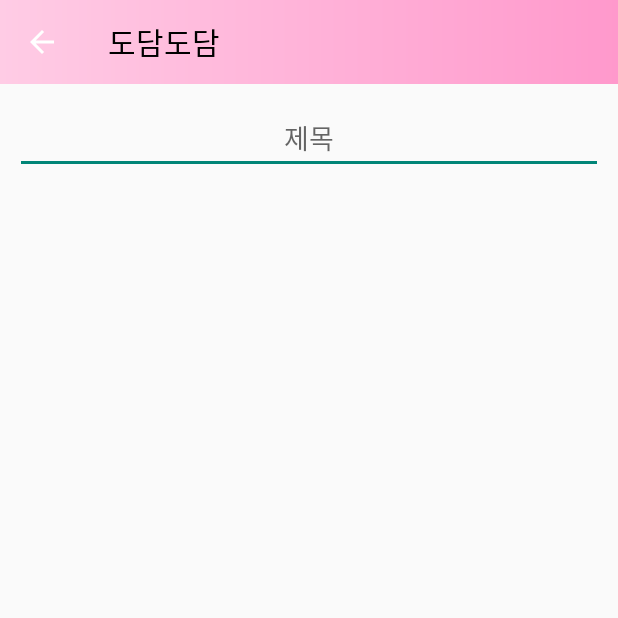
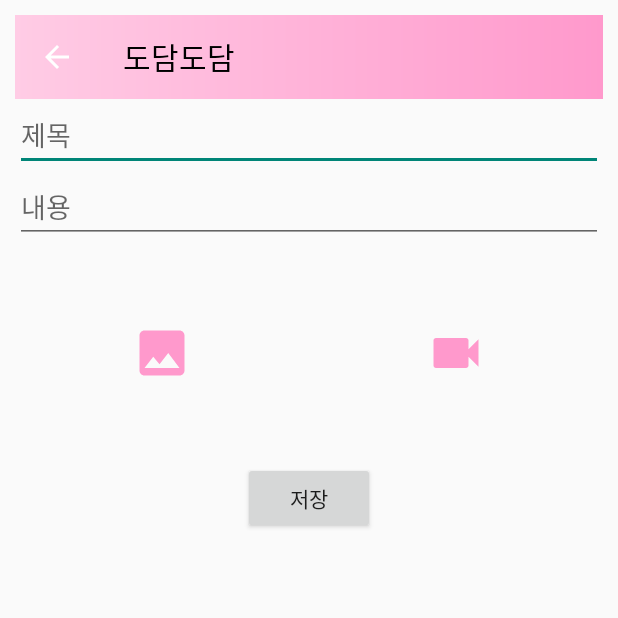
Before and after one commit to elmellamo/DoDamDoDam, an Android app: the AlbumAdd screen opened directly, with no data from a screen before it, on a phone screen of 412 x 824 dp, the top half of it. Run offline under Robolectric (Android 15) with nearby library versions, the phone set to English and light mode, and no system bars; our stand-ins replace Firebase (no records; nobody signed in at launch, a user with empty details on screens opened directly).

Commit message:
앨범 add 레이아웃 작성, 자바 파일 추가해야함, albuminfo 추가 작성

```diff
--- a/app/src/main/java/com/example/dodamdodam/activity/Login/FindLover.java
+++ b/app/src/main/java/com/example/dodamdodam/activity/Login/FindLover.java
@@ -12,7 +12,9 @@ import com.example.dodamdodam.R;
 import com.google.firebase.auth.FirebaseAuth;
 import com.google.firebase.auth.FirebaseUser;
 
-public class FindLover extends BasicActivity {
+import java.util.Objects;
+
+public class FindLover extends AppCompatActivity {
     TextView myUid;
     FirebaseUser user = FirebaseAuth.getInstance().getCurrentUser();
 
@@ -23,7 +25,7 @@ public class FindLover extends BasicActivity {
 
         androidx.appcompat.widget.Toolbar toolbar = findViewById(R.id.toolbar);
         setSupportActionBar(toolbar);
-        getSupportActionBar().setTitle("도담도담");
+        Objects.requireNonNull(getSupportActionBar()).setTitle("도담도담");
         getSupportActionBar().setDisplayHomeAsUpEnabled(true);
 
 
--- a/app/src/main/java/com/example/dodamdodam/activity/Login/SignUpActivity.java
+++ b/app/src/main/java/com/example/dodamdodam/activity/Login/SignUpActivity.java
@@ -17,7 +17,9 @@ import com.google.android.gms.tasks.Task;
 import com.google.firebase.auth.AuthResult;
 import com.google.firebase.auth.FirebaseAuth;
 
-public class SignUpActivity extends BasicActivity {
+import java.util.Objects;
+
+public class SignUpActivity extends AppCompatActivity {
     private FirebaseAuth mAuth;
     private static final String TAG = "SignUpActivity"; //앱에 뜨게 하려고
 
@@ -33,7 +35,7 @@ public class SignUpActivity extends BasicActivity {
 
         androidx.appcompat.widget.Toolbar toolbar = findViewById(R.id.toolbar);
         setSupportActionBar(toolbar);
-        getSupportActionBar().setTitle("도담도담");
+        Objects.requireNonNull(getSupportActionBar()).setTitle("도담도담");
         getSupportActionBar().setDisplayHomeAsUpEnabled(true);
     }
 
--- /dev/null
+++ b/app/src/main/res/drawable/image_clip.xml
@@ -0,0 +1,5 @@
+<vector android:height="40dp" android:tint="#FF99CC"
+    android:viewportHeight="24" android:viewportWidth="24"
+    android:width="40dp" xmlns:android="http://schemas.android.com/apk/res/android">
+    <path android:fillColor="@android:color/white" android:pathData="M21,19V5c0,-1.1 -0.9,-2 -2,-2H5c-1.1,0 -2,0.9 -2,2v14c0,1.1 0.9,2 2,2h14c1.1,0 2,-0.9 2,-2zM8.5,13.5l2.5,3.01L14.5,12l4.5,6H5l3.5,-4.5z"/>
+</vector>
--- /dev/null
+++ b/app/src/main/res/drawable/video_clip.xml
@@ -0,0 +1,5 @@
+<vector android:height="40dp" android:tint="#FF99CC"
+    android:viewportHeight="24" android:viewportWidth="24"
+    android:width="40dp" xmlns:android="http://schemas.android.com/apk/res/android">
+    <path android:fillColor="@android:color/white" android:pathData="M17,10.5V7c0,-0.55 -0.45,-1 -1,-1H4c-0.55,0 -1,0.45 -1,1v10c0,0.55 0.45,1 1,1h12c0.55,0 1,-0.45 1,-1v-3.5l4,4v-11l-4,4z"/>
+</vector>
--- a/app/src/main/res/layout/activity_album_add.xml
+++ b/app/src/main/res/layout/activity_album_add.xml
@@ -5,6 +5,7 @@
     android:id="@+id/activity_album_main"
     android:layout_width="match_parent"
     android:layout_height="match_parent"
+    android:padding="10dp"
     tools:context=".activity.album.AlbumMain">
 
     <include
@@ -19,25 +20,78 @@
 
         <androidx.constraintlayout.widget.ConstraintLayout
             android:layout_width="match_parent"
-            android:layout_height="match_parent"
-            android:padding="10dp">
+            android:layout_height="wrap_content">
 
             <EditText
-                android:id="@+id/post_title"
+                android:id="@+id/title_edit"
                 android:layout_width="match_parent"
-                android:layout_height="wrap_content"
-                android:layout_marginTop="2dp"
-                android:layout_marginBottom="2dp"
-                android:gravity="center"
+                android:layout_height="match_parent"
+                android:ems="10"
+                android:gravity="top|left"
                 android:hint="제목"
-                app:layout_constraintBottom_toBottomOf="parent"
-                app:layout_constraintHorizontal_bias="0.7"
+                app:layout_constraintBottom_toTopOf="@+id/contents_layout"
+                app:layout_constraintEnd_toEndOf="parent"
                 app:layout_constraintStart_toStartOf="parent"
                 app:layout_constraintTop_toTopOf="parent" />
 
+            <LinearLayout
+                android:id="@+id/contents_layout"
+                android:layout_width="match_parent"
+                android:layout_height="wrap_content"
+                android:orientation="vertical"
+                app:layout_constraintBottom_toTopOf="@+id/btn_layout"
+                app:layout_constraintEnd_toEndOf="parent"
+                app:layout_constraintStart_toStartOf="parent"
+                app:layout_constraintTop_toTopOf="@+id/title_edit">
+
+                <EditText
+                    android:id="@+id/contets_edit"
+                    android:layout_width="match_parent"
+                    android:layout_height="wrap_content"
+                    android:gravity="top|left"
+                    android:hint="내용" />
+            </LinearLayout>
+
+            <LinearLayout
+                android:id="@+id/btn_layout"
+                android:layout_width="match_parent"
+                android:layout_height="50dp"
+                android:orientation="horizontal"
+                app:layout_constraintBottom_toTopOf="@+id/post_saves"
+                app:layout_constraintEnd_toEndOf="parent"
+                app:layout_constraintStart_toStartOf="parent"
+                app:layout_constraintTop_toBottomOf="@+id/contents_layout">
+
+                <ImageButton
+                    android:id="@+id/image_btn"
+                    android:layout_width="0dp"
+                    android:layout_height="match_parent"
+                    android:layout_weight="1"
+                    android:background="@android:color/transparent"
+                    android:src="@drawable/image_clip" />
+
+                <ImageButton
+                    android:id="@+id/video_btn"
+                    android:layout_width="0dp"
+                    android:layout_height="match_parent"
+                    android:layout_weight="1"
+                    android:background="@android:color/transparent"
+                    android:src="@drawable/video_clip" />
+            </LinearLayout>
 
 
-    </androidx.constraintlayout.widget.ConstraintLayout>
+            <Button
+                android:id="@+id/post_saves"
+                android:layout_width="wrap_content"
+                android:layout_height="wrap_content"
+                android:text="저장"
+                app:layout_constraintBottom_toBottomOf="parent"
+                app:layout_constraintEnd_toEndOf="parent"
+                app:layout_constraintStart_toStartOf="parent"
+                app:layout_constraintTop_toBottomOf="@+id/btn_layout" />
+
+
+        </androidx.constraintlayout.widget.ConstraintLayout>
 
     </ScrollView>
 </RelativeLayout>
--- a/app/src/main/res/layout/activity_album_main.xml
+++ b/app/src/main/res/layout/activity_album_main.xml
@@ -11,7 +11,7 @@
     <include layout="@layout/toolbar" />
 
     <androidx.constraintlayout.widget.ConstraintLayout
-        android:id="@+id/album_title"
+        android:id="@+id/album_layout"
         android:layout_width="match_parent"
         android:layout_height="wrap_content"
         android:layout_below="@+id/toolbar"
@@ -43,9 +43,9 @@
             android:padding="7dp"
             android:scaleType="centerInside"
             android:src="@drawable/album_add"
-            app:layout_constraintHorizontal_bias="0.3"
             app:layout_constraintBottom_toBottomOf="parent"
             app:layout_constraintEnd_toEndOf="parent"
+            app:layout_constraintHorizontal_bias="0.3"
             app:layout_constraintStart_toEndOf="@+id/album_dodam"
             app:layout_constraintTop_toTopOf="parent" />
 
@@ -56,7 +56,7 @@
         android:id="@+id/listcontainer"
         android:layout_width="match_parent"
         android:layout_height="wrap_content"
-        android:layout_below="@+id/album_title"
+        android:layout_below="@+id/album_layout"
         android:layout_alignParentBottom="true">
 
     </FrameLayout>
```
Also changed, not shown: app/src/main/java/com/example/dodamdodam/activity/Login/MainActivity.java (+4 -3 lines), app/src/main/java/com/example/dodamdodam/activity/Login/MemberInitActivity.java (+7 -24 lines), app/src/main/java/com/example/dodamdodam/activity/album/AlbumAdd.java (+47 -6 lines), app/src/main/java/com/example/dodamdodam/view/AlbumInfo.java (added, +27 -0 lines).
